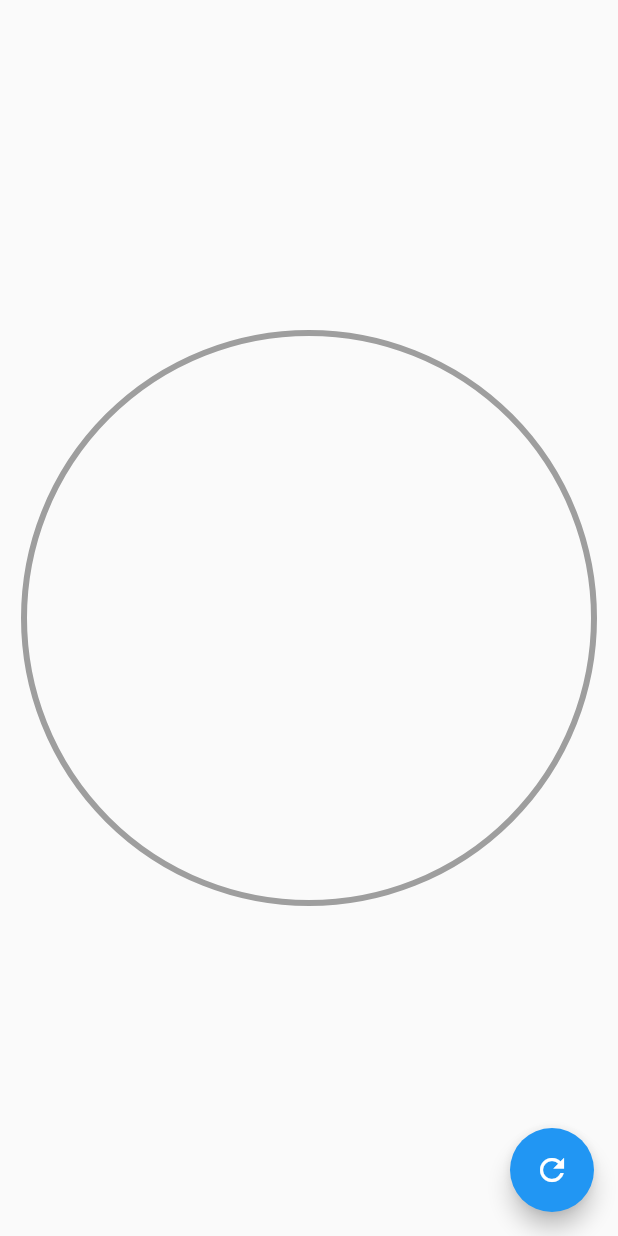
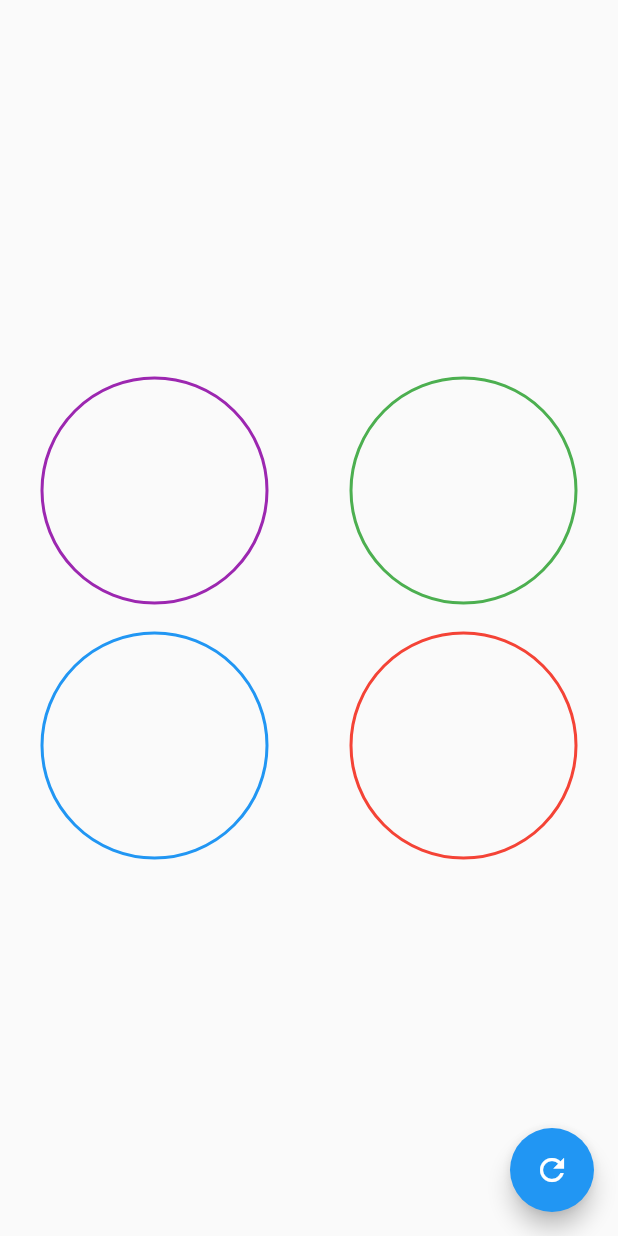
Before and after one commit to dimafema/Flutter_UI, a Flutter app: the screen it shows after launch, on a phone screen of 412 x 824 dp. Run offline on Flutter 3.47's test engine with Material 2 defaults, Android fonts, the phone set to English and light mode, and no system bars.

Commit message:
asus_10_07_2020

```diff
--- a/diseno_app/lib/src/pages/graficas_circulares_page.dart
+++ b/diseno_app/lib/src/pages/graficas_circulares_page.dart
@@ -1,10 +1,8 @@
 import 'package:flutter/material.dart';
-
 import 'package:diseno_app/src/widgets/radial_progress.dart';
+//import 'package:diseno_app/src/widgets/headers.dart';
 
 class GraficasCircularesPage extends StatefulWidget {
-
-
   @override
   _GraficasCircularesPageState createState() => _GraficasCircularesPageState();
 }
@@ -26,17 +24,70 @@ class _GraficasCircularesPageState extends State<GraficasCircularesPage> {
             });
           },
         ),
-        body: Center(
-            child: Container(
-                width: 400,
-                height: 400,
+        body: Column(
+          mainAxisAlignment: MainAxisAlignment.center,
+          children: <Widget>[
+            Row(
+                mainAxisAlignment: MainAxisAlignment.spaceAround,
+                children: <Widget>[
+                  CustomRadialProgress(
+                    porcentaje: porcentaje,
+                    colorPrimario: Colors.blue,
+                    colorSecundario: Colors.purple,
+                  ),
+                  CustomRadialProgress(
+                    porcentaje: porcentaje,
+                    colorPrimario: Colors.red,
+                    colorSecundario: Colors.green,
+                  ),
+                ]),
+            Row(
+                mainAxisAlignment: MainAxisAlignment.spaceAround,
+                children: <Widget>[
+                  CustomRadialProgress(
+                    porcentaje: porcentaje,
+                    colorPrimario: Colors.pink,
+                    colorSecundario: Colors.blue,
+                  ),
+                  CustomRadialProgress(
+                    porcentaje: porcentaje,
+                    colorPrimario: Colors.purple,
+                    colorSecundario: Colors.red,
+                  ),
+                ])
+          ],
+        ));
+  }
+}
+
+class CustomRadialProgress extends StatelessWidget {
+  final Color colorPrimario;
+  final Color colorSecundario;
+  const CustomRadialProgress(
+      {@required this.porcentaje,
+      @required this.colorPrimario,
+      @required this.colorSecundario});
+
+  final double porcentaje;
+
+  @override
+  Widget build(BuildContext context) {
+    return Container(
+        width: 170,
+        height: 170,
         //color: Colors.red,
-                child: RadialProgress(porcentaje: porcentaje)
+        child: RadialProgress(
+          porcentaje: porcentaje,
+          colorPrimario: this.colorPrimario,
+          colorSecundario: this.colorSecundario,
+          grosorCirculo: 2,
+          grosorAvance: 5,
+        )
         //       child: Text(
         //   '$porcentaje %',
         //   style: TextStyle(fontSize: 50.0),
         // ),
         //     ))
-                )));
+        );
   }
 }
--- a/diseno_app/lib/src/widgets/radial_progress.dart
+++ b/diseno_app/lib/src/widgets/radial_progress.dart
@@ -5,8 +5,17 @@ import 'dart:ui';
 
 class RadialProgress extends StatefulWidget {
   final porcentaje;
+  final Color colorPrimario;
+  final Color colorSecundario;
+  final double grosorCirculo;
+  final double grosorAvance;
 
-  const RadialProgress({Key key, this.porcentaje});
+  const RadialProgress(
+      {@required this.porcentaje,
+      this.colorPrimario = Colors.blueAccent,
+      this.colorSecundario = Colors.grey,
+      this.grosorCirculo = 10,
+      this.grosorAvance = 8});
 
   @override
   _RadialProgressState createState() => _RadialProgressState();
@@ -46,7 +55,13 @@ class _RadialProgressState extends State<RadialProgress>
           width: double.infinity,
           height: double.infinity,
           child: CustomPaint(
-            painter: _MiRadialProgress((widget.porcentaje - diferenciaAnimar)+ (diferenciaAnimar* controller.value)),
+            painter: _MiRadialProgress(
+                (widget.porcentaje - diferenciaAnimar) +
+                    (diferenciaAnimar * controller.value),
+                widget.colorPrimario,
+                widget.colorSecundario,
+                widget.grosorCirculo,
+                widget.grosorAvance),
           ),
         );
       },
@@ -56,14 +71,19 @@ class _RadialProgressState extends State<RadialProgress>
 
 class _MiRadialProgress extends CustomPainter {
   final porcentaje;
-  _MiRadialProgress(this.porcentaje);
+  final colorPrimario;
+  final colorSecundario;
+  final grosorCirculo;
+  final grosorAvance;
+  _MiRadialProgress(this.porcentaje, this.colorPrimario, this.colorSecundario,
+      this.grosorCirculo, this.grosorAvance);
 
   @override
   void paint(Canvas canvas, Size size) {
     //diseñamos el lápiz del círulo
     final paint = new Paint()
-      ..strokeWidth = 4 //grosor
-      ..color = Colors.grey //color
+      ..strokeWidth = grosorCirculo //grosor
+      ..color = colorSecundario //color
       ..style = PaintingStyle.stroke; //relleno
 
     //Diseñamos el círculo
@@ -76,8 +96,8 @@ class _MiRadialProgress extends CustomPainter {
 
     //diseñamos el lápiz del arco
     final paintArco = new Paint()
-      ..strokeWidth = 10 //grosor
-      ..color = Colors.pink //color
+      ..strokeWidth = grosorAvance //grosor
+      ..color = colorPrimario //color
       ..style = PaintingStyle.stroke; //relleno
 
     //parte del arco que se debe llenar
```
Lines whose indentation alone changed are shown as unchanged.
